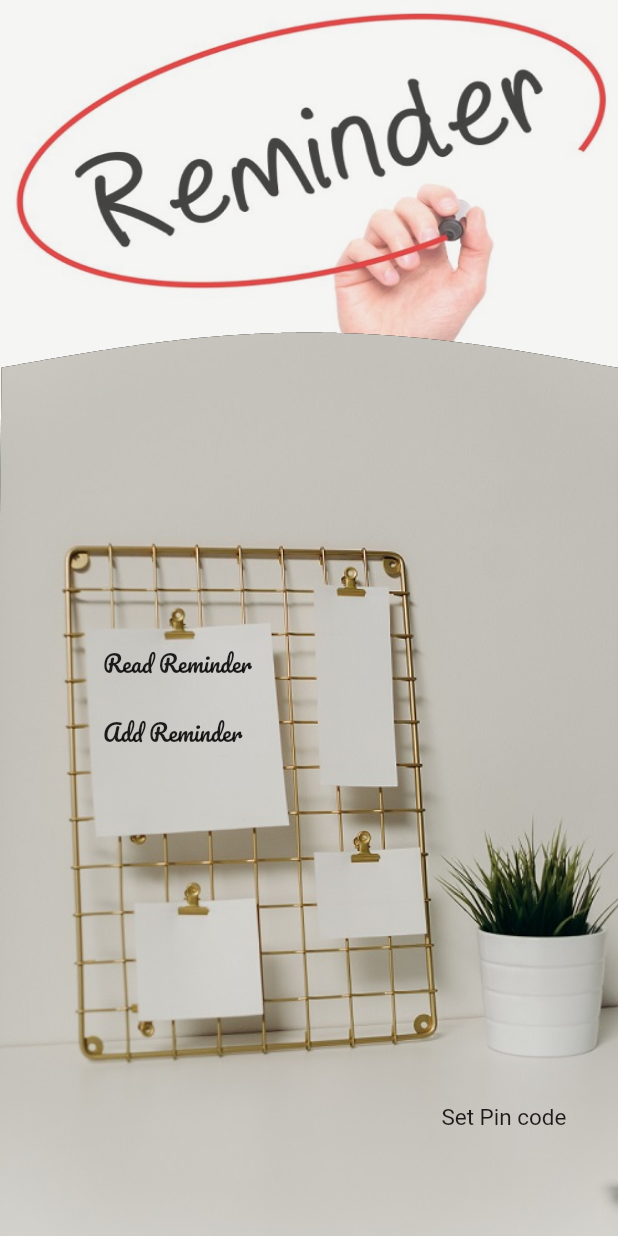
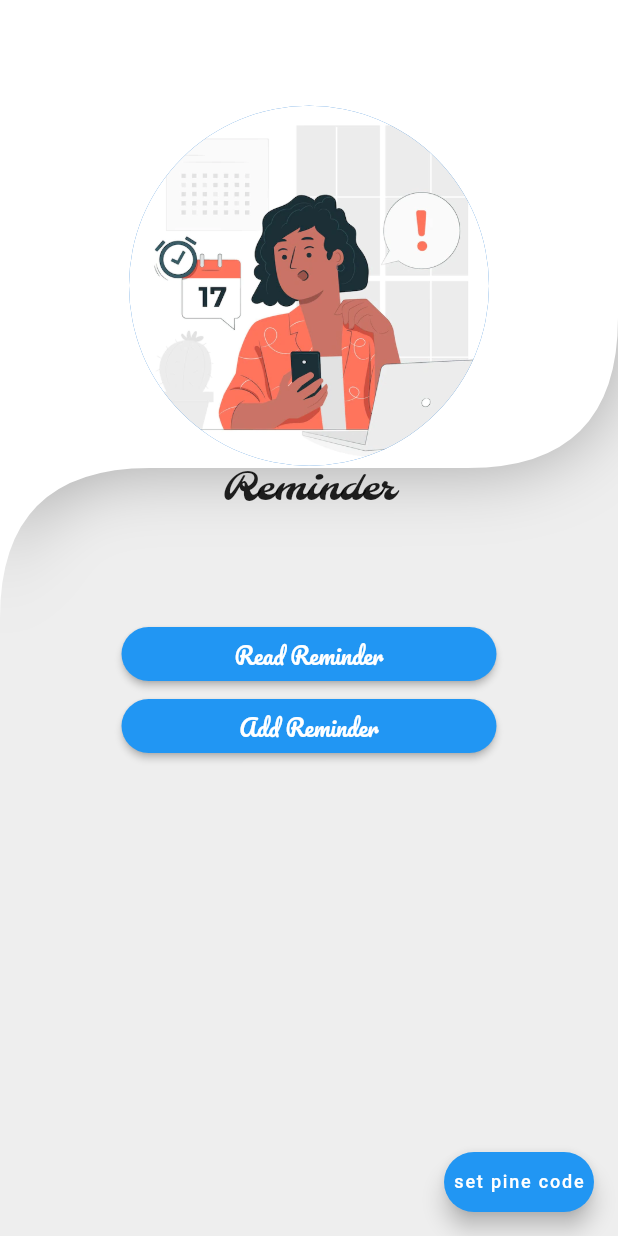
Before and after one commit to AliShakoori89/reminder, a Flutter app: the screen it shows after launch, on a phone screen of 412 x 824 dp. Run offline on Flutter 3.47's test engine with Material 2 defaults, Android fonts, the phone set to English and light mode, and no system bars; our stand-ins replace animated_text_kit, device_preview, flutter_local_notifications, local_auth, material_design_icons_flutter, page_transition and 3 more; missing offline and left inert: gradient_input_border; accounts and stored records are empty.

Commit message:
edit code

```diff
--- a/lib/UI/homepage.dart
+++ b/lib/UI/homepage.dart
@@ -1,6 +1,5 @@
 import 'dart:async';
 import 'dart:io';
-import 'dart:math';
 import 'package:flutter/cupertino.dart';
 import 'package:flutter/material.dart';
 import 'package:page_transition/page_transition.dart';
@@ -69,119 +68,222 @@ class _HomePageState extends State<HomePage> {
         await onPop1(context);
         return true;
       },
-      child: MaterialApp(
-          debugShowCheckedModeBanner: false,
-          home: Scaffold(
-            body: ClippedPartsWidget(
-                top: Container(
-                  color: Color.fromRGBO(198,195,188,0.5),
-                  child: Opacity(
-                    opacity: 0.7,
-                    child: Padding(padding: EdgeInsets.only(),
-                        child: FadeAnimation(1,Container(
-                          height: MediaQuery.of(context).size.height/3,
-                          decoration: BoxDecoration(
-                            image: DecorationImage(
-                                image: AssetImage('assets/images/reminder1.jpg'),
-                                fit: BoxFit.fill
-                            ),
-                          ),
-                        ),
-                        )
-                    )
-                  )
-                ),
-                bottom: Padding(padding: EdgeInsets.only(top: MediaQuery.of(context).size.height/4,),
-                  child: Container(
-                      height: MediaQuery.of(context).size.height,
-                      decoration: BoxDecoration(
-                        color: Colors.black,
-                        image: DecorationImage(
-                            image: AssetImage('assets/images/note.jpg'),
-                            fit: BoxFit.fill
-                        ),
-                      ),
-                      child: Column(
-                        children: [
-                          Padding(padding: EdgeInsets.only(
-                            top: MediaQuery.of(context).size.height/3.7,
-                            left: MediaQuery.of(context).size.height/12,
-                          ),
-                              child: Column(
-                                children: [
-                                  FadeAnimation(2, Container(
-                                    child: Align(
-                                      alignment: Alignment.centerLeft,
-                                      child: InkWell(
-                                        child: Text('Read Reminder' , style: TextStyle(fontFamily: 'Pacifico' , fontSize: 15),),
-                                        onTap: (){
-                                          Navigator.push(context, PageTransition(type: PageTransitionType.fade, child: ReadReminder()));
-                                        },
-                                      ),
-                                    ),
-                                  )),
-                                  FadeAnimation(3, Container(
-                                    child: Padding(padding: EdgeInsets.only( top: 20.0),
-                                        child: Align(
-                                          alignment: Alignment.centerLeft,
-                                          child: InkWell(
-                                            child: Text('Add Reminder' , style: TextStyle(fontFamily: 'Pacifico' , fontSize: 15),),
-                                            onTap: (){
-                                              Navigator.push(context,
-                                                  PageTransition(type: PageTransitionType.fade, child: AddReminder()));
-                                            },
-                                          ),
-                                        )
-                                    ),
-                                  )
-                                  ),
-                                ],
-                              )
-                          ),
-                          Padding(padding: EdgeInsets.only(
-                            top: MediaQuery.of(context).size.height/3.5,
-                            left: MediaQuery.of(context).size.height/2.8,
-                          ),
-                              child: Container(
-                                child: Align(
-                                      alignment: Alignment.centerLeft,
-                                      child: InkWell(
-                                        child: Text('Set Pin code' , style: TextStyle(fontSize: 15),),
-                                        onTap: (){
+      child: Scaffold(
+        floatingActionButton: Container(
+          width: 100,
+          height: 40,
+          child: FloatingActionButton.extended(
+            label: Text('set pine code',
+            style: TextStyle(fontSize: 12),),
+            onPressed: (){
               _showLockScreen(
                 context,
-                                            circleUIConfig: CircleUIConfig(borderColor: Colors.blue, fillColor: Colors.blue, circleSize: 30),
-                                            keyboardUIConfig: KeyboardUIConfig(digitBorderWidth: 2, primaryColor: Colors.blue),
+                circleUIConfig: CircleUIConfig(
+                    borderColor: Colors.blue,
+                    fillColor: Colors.blue,
+                    circleSize: 30),
+                keyboardUIConfig: KeyboardUIConfig(
+                    digitBorderWidth: 2,
+                    primaryColor: Colors.blue),
                 opaque: false,
                 setButton: Text(
                   'Set',
-                                              style: const TextStyle(fontSize: 16, color: Colors.white),
+                  style: const TextStyle(
+                      fontSize: 16, color: Colors.white),
                   semanticsLabel: 'Set',
                 ),
                 cancelButton: Text(
                   'Cancel',
-                                              style: const TextStyle(fontSize: 16, color: Colors.white),
+                  style: const TextStyle(
+                      fontSize: 16, color: Colors.white),
                   semanticsLabel: 'Cancel',
                 ),
               );
             },
           ),
+        ),
+        backgroundColor: Colors.grey[200],
+        body: Column(
+          children: [
+            FadeAnimation(
+              3,
+              Container(
+                width: double.infinity,
+                height: MediaQuery.of(context).size.height / 2,
+                decoration: ShapeDecoration(
+                  shadows: [
+                      BoxShadow(
+                        offset: Offset(0, 0),
+                        blurRadius: 40,
+                        color: Colors.black.withOpacity(0.3),
+                      ),
+                    ],
+                    color: Colors.white,
+                  shape: AppBarBorder(),
+                ),
+                child: Column(
+                  mainAxisAlignment: MainAxisAlignment.center,
+                  children: [
+                    CircleAvatar(
+                      maxRadius: 120,
+                      backgroundImage: AssetImage('assets/images/reminder.jpg')),
+                    Text('Reminder', style: TextStyle(
+                        fontSize: 25,
+                        fontFamily: 'Molle'
+                    ),)
+                  ],
+                ),
+              ),
+            ),
+              Column(
+                children: [
+                  FadeAnimation(
+                    4,
+                    SizedBox(
+                      width: 250,
+                      child: ElevatedButton(
+                        style: ElevatedButton.styleFrom(
+                          shape: new RoundedRectangleBorder(
+                            borderRadius: new BorderRadius.circular(20.0),
+                          ),
+                        ),
+                        child: Text(
+                          'Read Reminder',
+                          style: TextStyle(fontFamily: 'Pacifico', fontSize: 15),
+                        ),
+                        onPressed: () {
+                          Navigator.push(
+                              context,
+                              PageTransition(
+                                  type: PageTransitionType.fade,
+                                  child: ReadReminder()));
+                        },
+                      ),
+                    ),
+                  ),
+                  FadeAnimation(
+                      5,
+                      SizedBox(
+                        width: 250,
+                        child: ElevatedButton(
+                          style: ElevatedButton.styleFrom(
+                            shape: new RoundedRectangleBorder(
+                              borderRadius: new BorderRadius.circular(20.0)
                             )
                           ),
+                          child: Text(
+                            'Add Reminder',
+                            style: TextStyle(fontFamily: 'Pacifico', fontSize: 15),
+                          ),
+                          onPressed: () {
+                            Navigator.push(
+                                context,
+                                PageTransition(
+                                    type: PageTransitionType.fade,
+                                    child: AddReminder()));
+                          },
+                        ),
+                      ),
+                      ),
+                ],
               )
+
+              // Container(
+            //   decoration: ShapeDecoration(
+            //     color: Colors.blue,
+            //     // shape: AppBarBorder(),
+            //     /// You can also specify some neat shadows to cast on widgets scrolling under this one
+            //     shadows: [
+            //       BoxShadow(
+            //         color: Colors.black.withOpacity(0.7),
+            //         blurRadius: 18.0,
+            //         spreadRadius: 2.0,
+            //       ),
+            //     ],
+            //   ),
+            //   // decoration: BoxDecoration(
+            //   //   color: Colors.black,
+            //   //   image: DecorationImage(
+            //   //       image: AssetImage('assets/images/note.jpg'),
+            //   //       fit: BoxFit.fill
+            //   //   ),
+            //   // ),
+            // ),
+            // Column(
+            //   children: [
+            //     Column(
+            //       children: [
+            //         FadeAnimation(
+            //             2,
+            //             InkWell(
+            //               child: Text(
+            //                 'Read Reminder',
+            //                 style: TextStyle(
+            //                     fontFamily: 'Pacifico',
+            //                     fontSize: 15),
+            //               ),
+            //               onTap: () {
+            //                 Navigator.push(
+            //                     context,
+            //                     PageTransition(
+            //                         type: PageTransitionType.fade,
+            //                         child: ReadReminder()));
+            //               },
+            //             )),
+            //         FadeAnimation(
+            //             3,
+            //             InkWell(
+            //               child: Text(
+            //                 'Add Reminder',
+            //                 style: TextStyle(
+            //                     fontFamily: 'Pacifico', fontSize: 15),
+            //               ),
+            //               onTap: () {
+            //                 Navigator.push(
+            //                     context,
+            //                     PageTransition(
+            //                         type: PageTransitionType.fade,
+            //                         child: AddReminder()));
+            //               },
+            //             )),
+            //       ],
+            //     ),
+            //     InkWell(
+            //       child: Text(
+            //         'Set Pin code',
+            //         style: TextStyle(fontSize: 15),
+            //       ),
+            //       onTap: () {
+            //         _showLockScreen(
+            //           context,
+            //           circleUIConfig: CircleUIConfig(
+            //               borderColor: Colors.blue,
+            //               fillColor: Colors.blue,
+            //               circleSize: 30),
+            //           keyboardUIConfig: KeyboardUIConfig(
+            //               digitBorderWidth: 2,
+            //               primaryColor: Colors.blue),
+            //           opaque: false,
+            //           setButton: Text(
+            //             'Set',
+            //             style: const TextStyle(
+            //                 fontSize: 16, color: Colors.white),
+            //             semanticsLabel: 'Set',
+            //           ),
+            //           cancelButton: Text(
+            //             'Cancel',
+            //             style: const TextStyle(
+            //                 fontSize: 16, color: Colors.white),
+            //             semanticsLabel: 'Cancel',
+            //           ),
+            //         );
+            //       },
+            //     )
+            //   ],
+            // )
           ],
+        )
         ),
-                  ),),
-                splitFunction: (Size size, double x){
-                  final normalizedX = x / size.width * pi;
-                  final waveHeight = size.height / 25;
-                  final y = size.height / 2.4 - sin (
-                      normalizedX ) * waveHeight;
-                  return y;
-                }
-            ),
-          )
-      )
     );
   }
 
@@ -299,61 +401,33 @@ class _HomePageState extends State<HomePage> {
   }
 }
 
-class ClippedPartsWidget extends StatelessWidget {
-  final Widget top;
-  final Widget bottom;
-  final double Function(Size, double) splitFunction;
+class AppBarBorder extends ShapeBorder {
+  @override
+  Path getOuterPath(Rect rect, {TextDirection textDirection}) {
+    Offset controllPoint1 = Offset(0, rect.size.height - 100);
+    Offset endPoint1 = Offset(100, rect.size.height - 100);
+    Offset controllPoint2 = Offset(rect.size.width, rect.size.height - 100);
+    Offset endPoint2 = Offset(rect.size.width, rect.size.height - 200);
 
-  ClippedPartsWidget({
-    @required this.top,
-    @required this.bottom,
-    @required this.splitFunction,
-  });
-
-  @override
-  Widget build(BuildContext context) {
-    return Align(
-      alignment: Alignment.topCenter,
-        child:Stack(
-          children: <Widget>[
-            top,
-            ClipPath(
-              clipper: FunctionClipper(splitFunction: splitFunction),
-              child: bottom,
-            ),
-          ],
-        ),
-    );
-  }
-}
-
-class FunctionClipper extends CustomClipper<Path> {
-  final double Function(Size, double) splitFunction;
-
-  FunctionClipper({@required this.splitFunction}) : super();
-
-  Path getClip(Size size) {
-    final path = Path();
-
-    // move to split line starting point
-    path.moveTo(0, splitFunction(size, 0));
-
-    // draw split line
-    for (double x = 1; x <= size.width; x++) {
-      path.lineTo(x, splitFunction(size, x)/1.40);
-    }
-
-    // close bottom part of screen
-    path.lineTo(size.width, size.height);
-    path.lineTo(0, size.height);
-
-    return path;
+    return Path()
+      ..lineTo(0, rect.size.height)
+      ..quadraticBezierTo(
+          controllPoint1.dx, controllPoint1.dy, endPoint1.dx, endPoint1.dy)
+      ..lineTo(rect.size.width - 100, rect.size.height - 100)
+      ..quadraticBezierTo(
+          controllPoint2.dx, controllPoint2.dy, endPoint2.dx, endPoint2.dy)
+      ..lineTo(rect.size.width, 0);
   }
 
   @override
-  bool shouldReclip(CustomClipper<Path> oldClipper) {
-    // I'm returning fixed 'true' value here for simplicity, it's not the part of actual question
-    // basically that means that clipping will be redrawn on any changes
-    return true;
+  EdgeInsetsGeometry get dimensions => EdgeInsets.only(bottom: 0);
+
+  @override
+  Path getInnerPath(Rect rect, {TextDirection textDirection}) => null;
+
+  @override
+  void paint(Canvas canvas, Rect rect, {TextDirection textDirection}) {}
+
+  @override
+  ShapeBorder scale(double t) => this;
 }
-}
--- a/lib/main.dart
+++ b/lib/main.dart
@@ -1,3 +1,5 @@
+import 'package:device_preview/device_preview.dart';
+import 'package:flutter/foundation.dart';
 import 'package:flutter/material.dart';
 import 'package:flutter/services.dart';
 import 'package:provider/provider.dart';
@@ -12,6 +14,9 @@ void main() async {
   SystemChrome.setEnabledSystemUIOverlays([]);
 
   runApp(
+    DevicePreview(
+      enabled: !kReleaseMode,
+      builder: (context) =>
       MultiProvider(
         providers: [
           ChangeNotifierProvider<Settings>(create: (context) => Settings()),
@@ -25,17 +30,20 @@ void main() async {
               ),
             );
 
-          return App();
+            return MyApp();
           },
         ),
       ),
+    )
   );
 }
 
-class App extends StatelessWidget {
+class MyApp extends StatelessWidget {
   @override
   Widget build(BuildContext context) {
     return MaterialApp(
+      locale: DevicePreview.locale(context),
+      builder: DevicePreview.appBuilder,
       debugShowCheckedModeBanner: false,
       initialRoute: SplashScreen.id,
       routes: {
```
Also changed, not shown: lib/UI/custom_shape.dart (added, +23 -0 lines), lib/UI/loginapp.dart (+16 -25 lines), lib/UI/readreminder.dart (+17 -16 lines), pubspec.yaml (+6 -2 lines), assets/fonts/Molle-Italic.ttf (added), assets/images/reminder.jpg (added), pubspec.lock. Lines whose indentation alone changed are shown as unchanged.
